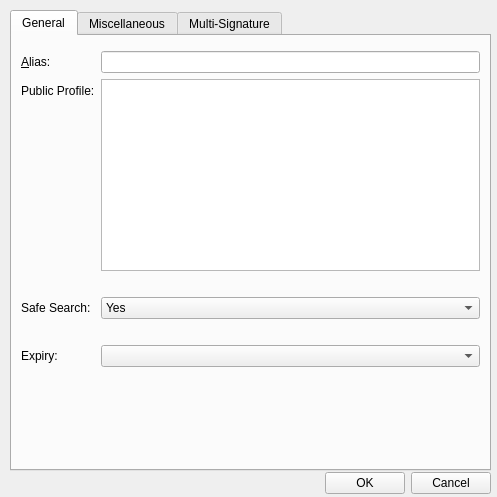
Above: src/qt/forms/editaliasdialog.ui from greggdourgarian/syscoin2 before the change. Below: the same form after it.
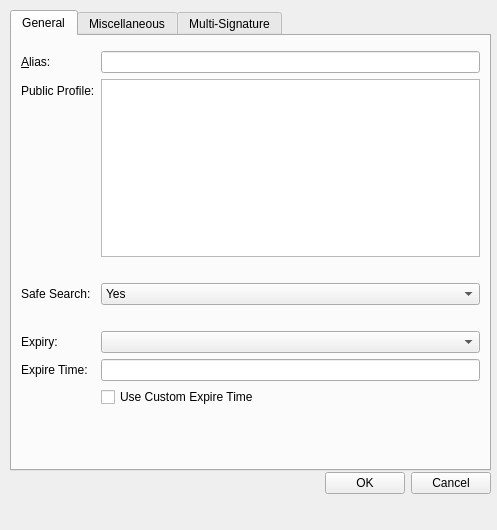
That is the form after the change. Custom widgets are drawn as their Qt base class.

Commit message: custom expiry inputs

```diff
--- a/src/qt/forms/editaliasdialog.ui
+++ b/src/qt/forms/editaliasdialog.ui
@@ -7,7 +7,7 @@
     <x>0</x>
     <y>0</y>
     <width>497</width>
-    <height>497</height>
+    <height>530</height>
    </rect>
   </property>
   <property name="windowTitle">
@@ -121,7 +121,24 @@
      <item row="7" column="1">
       <widget class="QComboBox" name="expiryEdit"/>
      </item>
+     <item row="8" column="0">
+      <widget class="QLabel" name="label_9">
+       <property name="text">
+        <string>Expire Time:</string>
+       </property>
+      </widget>
+     </item>
      <item row="8" column="1">
+      <widget class="QLineEdit" name="expireTimeEdit"/>
+     </item>
+     <item row="9" column="1">
+      <widget class="QCheckBox" name="customExpireBox">
+       <property name="text">
+        <string>Use Custom Expire Time</string>
+       </property>
+      </widget>
+     </item>
+     <item row="10" column="1">
       <widget class="QLabel" name="expiryDisclaimer">
        <property name="text">
         <string/>
@@ -131,7 +148,7 @@
        </property>
       </widget>
      </item>
-     <item row="13" column="1">
+     <item row="16" column="1">
       <spacer name="verticalSpacer">
        <property name="orientation">
         <enum>Qt::Vertical</enum>
```
The commit also changes 1 other file.
